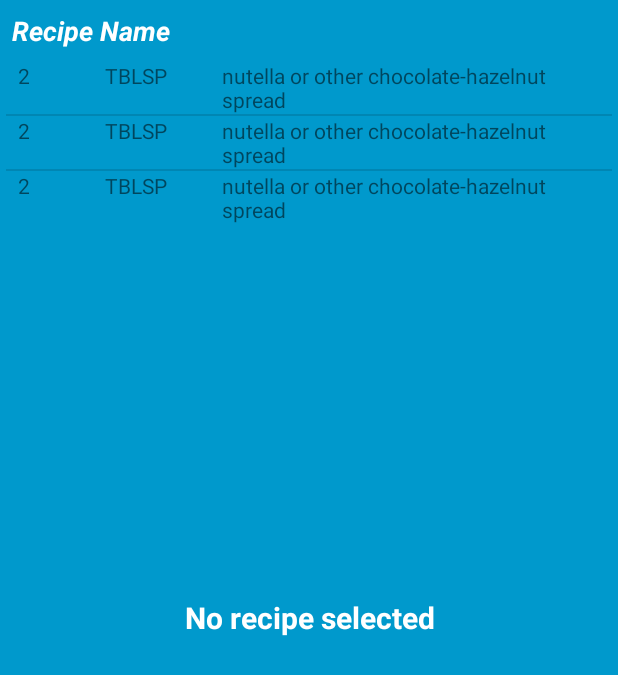
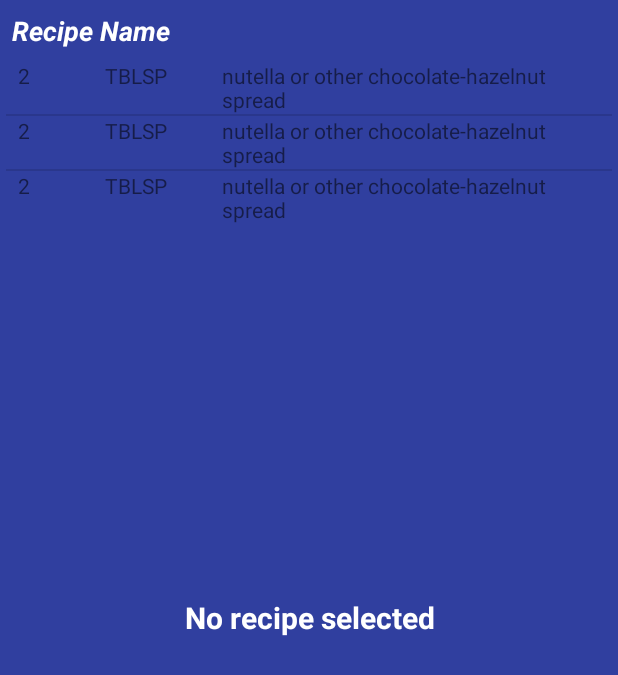
Before and after one commit to gt6707a/BakingTime, an Android app: the layout baking_time_widget.xml on its own in the app's theme, with its tools: preview values and no code run, on a phone screen of 412 x 824 dp. Shown: the top 675 px of the screen. Run offline under Robolectric (Android 15) with nearby library versions, the phone set to English and light mode, and no system bars.

Commit message:
clean up

```diff
--- a/app/src/main/java/com/android/gt6707a/bakingtime/widget/ConfigurationActivity.java
+++ b/app/src/main/java/com/android/gt6707a/bakingtime/widget/ConfigurationActivity.java
@@ -84,7 +84,7 @@ public class ConfigurationActivity extends AppCompatActivity
 
     // TO DO, Perform the configuration and get an instance of the AppWidgetManager//
     AppWidgetManager appWidgetManager = AppWidgetManager.getInstance(this);
-    BakingTimeWidgetProvider.updateAppWidget(this, appWidgetManager, widgetId);
+    BakingTimeWidgetProvider.updateAppWidget(this, appWidgetManager, widgetId, recipe.getId(), recipe.getName());
 
     // Create the return intent//
     Intent resultValue = new Intent();
--- a/app/src/main/res/layout/baking_time_widget.xml
+++ b/app/src/main/res/layout/baking_time_widget.xml
@@ -3,7 +3,7 @@
     android:id="@+id/baking_time_widget_layout"
     android:layout_width="match_parent"
     android:layout_height="match_parent"
-    android:background="#09C"
+    android:background="?android:attr/colorPrimaryDark"
     android:padding="@dimen/widget_margin">
 
     <LinearLayout
@@ -17,7 +17,6 @@
             android:layout_width="match_parent"
             android:layout_height="wrap_content"
             android:layout_margin="8dp"
-            android:background="#09C"
             android:textColor="#ffffff"
             android:textSize="18sp"
             android:textStyle="bold|italic"
@@ -39,9 +38,9 @@
         android:layout_width="match_parent"
         android:layout_height="match_parent"
         android:gravity="center"
+        android:text="@string/empty_view_text"
         android:textColor="#ffffff"
-        android:textStyle="bold"
-        android:text="@string/empty_view_text"
-        android:textSize="20sp" />
+        android:textSize="20sp"
+        android:textStyle="bold" />
 
 </FrameLayout>
```
Also changed, not shown: app/src/main/java/com/android/gt6707a/bakingtime/widget/BakingTimeWidgetProvider.java (+7 -5 lines).
